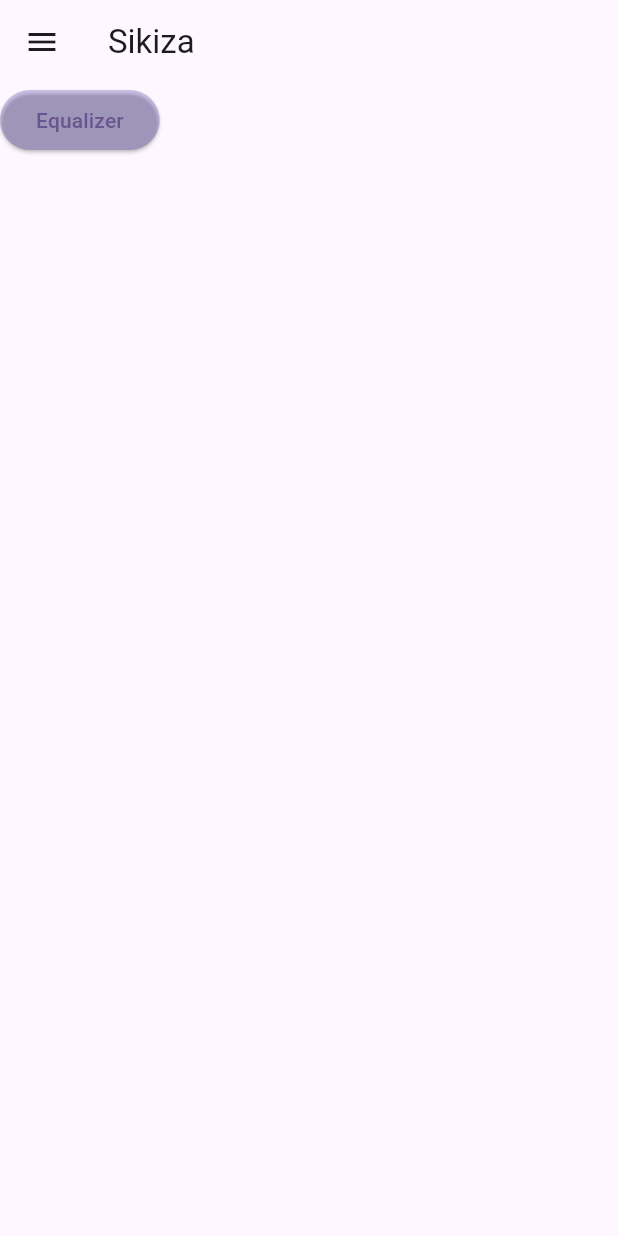
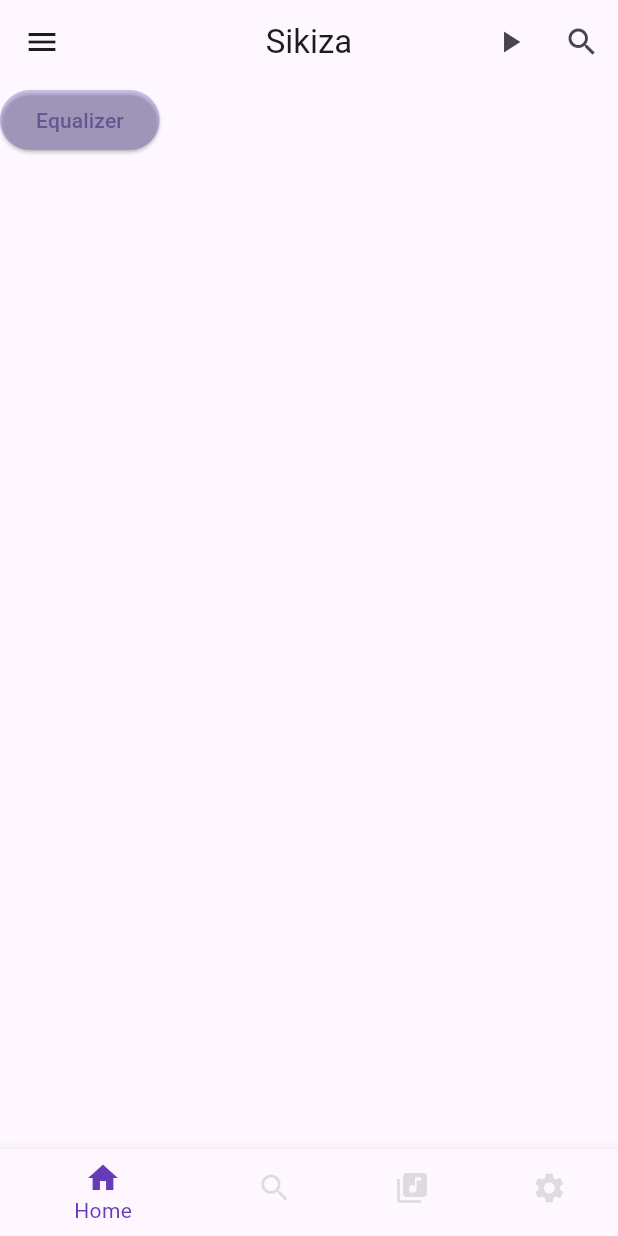
Before and after one commit to machuchesteven/fluts, a Flutter app: the screen it shows after launch, on a phone screen of 412 x 824 dp. Run offline on Flutter 3.47's test engine with Material 3 defaults, Android fonts, the phone set to English and light mode, and no system bars; our stand-ins replace google_nav_bar.

Commit message:
Sikiza project structure added

```diff
--- a/sikiza/lib/Presentations/Screens/homepage.dart
+++ b/sikiza/lib/Presentations/Screens/homepage.dart
@@ -1,16 +1,96 @@
 import "package:flutter/material.dart";
 import "package:sikiza/Presentations/Screens/equalizerpage.dart";
 
-class Homepage extends StatelessWidget {
+class Homepage extends StatefulWidget {
   const Homepage({super.key});
 
   @override
+  State<Homepage> createState() => _HomepageState();
+}
+
+class _HomepageState extends State<Homepage> {
+  @override
   Widget build(BuildContext context) {
     return Scaffold(
-      appBar: AppBar(
+        appBar: _sikizaAppBar(),
+        drawer: _sikizaDrawer(),
+        body: Column(children: [
+          ElevatedButton(
+            style: ButtonStyle(
+              backgroundColor: MaterialStateProperty.all<Color>(
+                  const Color.fromARGB(62, 71, 58, 183)),
+            ),
+            child: const Text("Equalizer"),
+            onPressed: () {
+              Navigator.of(context).push(MaterialPageRoute(
+                  builder: (context) => const Equalizerpage()));
+            },
+          )
+        ]),
+        bottomNavigationBar: _sikizaBottomNavBar());
+  }
+
+  AppBar _sikizaAppBar() {
+    return AppBar(
       title: const Text("Sikiza"),
+      centerTitle: true,
+      actions: [
+        IconButton(
+            icon: const Icon(Icons.play_arrow),
+            onPressed: () {
+              debugPrint(
+                  "Play action button clicked if is playing, else pause clicked");
+            }),
+        IconButton(
+          icon: const Icon(Icons.search),
+          onPressed: () {
+            debugPrint("Equalizer from actions clicked");
+          },
         ),
-      drawer: Drawer(
+      ],
+    );
+  }
+
+  BottomNavigationBar _sikizaBottomNavBar() {
+    return BottomNavigationBar(
+      items: const <BottomNavigationBarItem>[
+        BottomNavigationBarItem(
+          icon: Icon(Icons.home),
+          label: "Home",
+        ),
+        BottomNavigationBarItem(
+          icon: Icon(
+            Icons.search,
+            color: Colors.black12,
+          ),
+          label: "Search",
+        ),
+        BottomNavigationBarItem(
+          icon: Icon(
+            Icons.library_music,
+            color: Colors.black12,
+          ),
+          label: "Library",
+        ),
+        BottomNavigationBarItem(
+          icon: Icon(
+            Icons.settings,
+            color: Colors.black12,
+          ),
+          label: "Settings",
+        ),
+      ],
+      currentIndex: 0,
+      selectedItemColor: Colors.deepPurple,
+      onTap: (int index) {
+        debugPrint("Tapped item: $index");
+        // set the current selected index to the pressed item's index
+      },
+    );
+  }
+
+  Drawer _sikizaDrawer() {
+    return Drawer(
       child: ListView(
         padding: EdgeInsets.zero,
         children: const <Widget>[
@@ -40,21 +120,6 @@
           ),
         ],
       ),
-      ),
-      body: Column(children: [
-        ElevatedButton(
-          style: ButtonStyle(
-            backgroundColor: MaterialStateProperty.all<Color>(const Color.fromARGB(62, 71, 58, 183)),
-
-          ),
-          child: const Text("Equalizer"),
-          onPressed: (){
-            Navigator.of(context).push(
-              MaterialPageRoute(builder: (context) => const Equalizerpage())
-            );
-          },
-        )
-      ]),
     );
   }
 }
--- a/sikiza/lib/main.dart
+++ b/sikiza/lib/main.dart
@@ -13,9 +13,9 @@
   @override
   Widget build(BuildContext context) {
     return MaterialApp(
+      debugShowCheckedModeBanner: false,
       title: 'Flutter Demo',
       theme: ThemeData(
-
         colorScheme: ColorScheme.fromSeed(seedColor: Colors.deepPurple),
         useMaterial3: true,
       ),
@@ -24,17 +24,9 @@
   }
 }
 
+// the item below is inactive since we dumped it for now
 class MyHomePage extends StatefulWidget {
   const MyHomePage({super.key, required this.title});
-
-  // This widget is the home page of your application. It is stateful, meaning
-  // that it has a State object (defined below) that contains fields that affect
-  // how it looks.
-
-  // This class is the configuration for the state. It holds the values (in this
-  // case the title) provided by the parent (in this case the App widget) and
-  // used by the build method of the State. Fields in a Widget subclass are
-  // always marked "final".
 
   final String title;
 
@@ -47,50 +39,19 @@
 
   void _incrementCounter() {
     setState(() {
-      // This call to setState tells the Flutter framework that something has
-      // changed in this State, which causes it to rerun the build method below
-      // so that the display can reflect the updated values. If we changed
-      // _counter without calling setState(), then the build method would not be
-      // called again, and so nothing would appear to happen.
       _counter++;
     });
   }
 
   @override
   Widget build(BuildContext context) {
-    // This method is rerun every time setState is called, for instance as done
-    // by the _incrementCounter method above.
-    //
-    // The Flutter framework has been optimized to make rerunning build methods
-    // fast, so that you can just rebuild anything that needs updating rather
-    // than having to individually change instances of widgets.
     return Scaffold(
       appBar: AppBar(
-        // TRY THIS: Try changing the color here to a specific color (to
-        // Colors.amber, perhaps?) and trigger a hot reload to see the AppBar
-        // change color while the other colors stay the same.
         backgroundColor: Theme.of(context).colorScheme.inversePrimary,
-        // Here we take the value from the MyHomePage object that was created by
-        // the App.build method, and use it to set our appbar title.
         title: Text(widget.title),
       ),
       body: Center(
-        // Center is a layout widget. It takes a single child and positions it
-        // in the middle of the parent.
         child: Column(
-          // Column is also a layout widget. It takes a list of children and
-          // arranges them vertically. By default, it sizes itself to fit its
-          // children horizontally, and tries to be as tall as its parent.
-          //
-          // Column has various properties to control how it sizes itself and
-          // how it positions its children. Here we use mainAxisAlignment to
-          // center the children vertically; the main axis here is the vertical
-          // axis because Columns are vertical (the cross axis would be
-          // horizontal).
-          //
-          // TRY THIS: Invoke "debug painting" (choose the "Toggle Debug Paint"
-          // action in the IDE, or press "p" in the console), to see the
-          // wireframe for each widget.
           mainAxisAlignment: MainAxisAlignment.center,
           children: <Widget>[
             const Text(
@@ -107,7 +68,7 @@
         onPressed: _incrementCounter,
         tooltip: 'Increment',
         child: const Icon(Icons.add),
-      ), // This trailing comma makes auto-formatting nicer for build methods.
+      ),
     );
   }
 }
```
Also changed, not shown: sikiza/lib/Presentations/Screens/library_page.dart (added, +16 -0 lines), sikiza/lib/Presentations/Screens/playing_page.dart (added, +16 -0 lines), sikiza/lib/Presentations/Screens/playlist_page.dart (added, +15 -0 lines), sikiza/lib/Presentations/Screens/search_page.dart (added, +15 -0 lines), sikiza/lib/Presentations/Screens/settings_page.dart (added, +15 -0 lines), sikiza/lib/Domain/models/play_record.dart (added), sikiza/lib/Domain/models/playlist.dart (added), sikiza/lib/Domain/models/profile.dart (added), 2 other files. Lines whose indentation alone changed are shown as unchanged.
